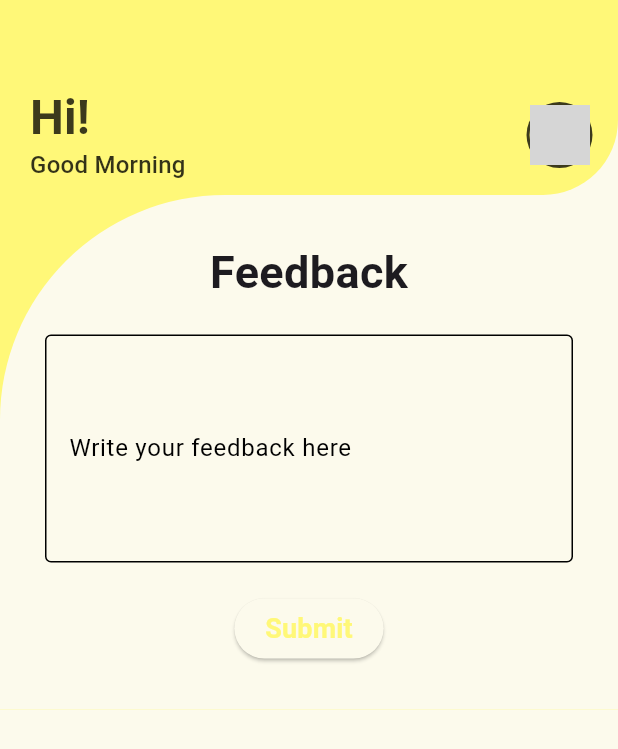
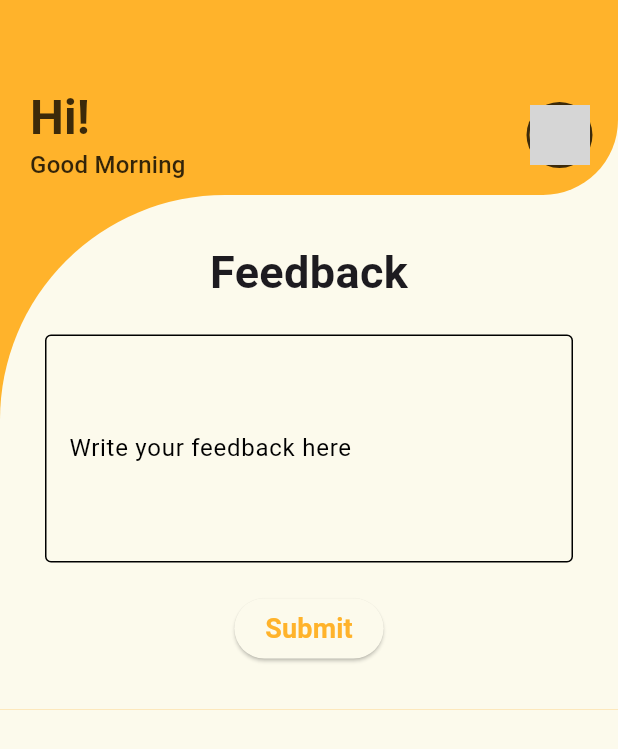
Before and after one commit to G-Paul/mothers_tiffin, a Flutter app: the HomeScreen screen opened by its route, after a tap on the "feedback" icon, on a phone screen of 412 x 824 dp. Shown: the top 749 px of the screen. Run offline on Flutter 3.47's test engine with Material 3 defaults, Android fonts, the phone set to English and light mode, and no system bars; our stand-ins replace cached_network_image, cloud_firestore, firebase_auth, firebase_core, firebase_storage, font_awesome_flutter and 3 more; missing offline and left inert: upi_india; accounts and stored records are empty; network calls fail; grey boxes are pictures that could not be loaded.

Commit message:
State Fix commit

```diff
--- a/lib/app_themes.dart
+++ b/lib/app_themes.dart
@@ -5,18 +5,17 @@ class LightThemes {
   static final theme1 = ThemeData(
     colorScheme: const ColorScheme(
       brightness: Brightness.light,
-      primary: Color.fromARGB(255, 255, 248, 120),
-      secondary: Color.fromARGB(255, 255, 157, 0),
-      background: Color(0xFFf7f7f7),
+      primary: Color.fromRGBO(255, 179, 43, 1),
+      secondary: Color.fromARGB(255, 245, 198, 60),
+      background: Color.fromARGB(255, 233, 238, 224),
       onPrimary: Color.fromARGB(195, 0, 0, 0),
-      onSecondary: Color.fromARGB(165, 0, 0, 0),
-      onBackground: Colors.black,
-      onError: Colors.black,
-      error: Colors.red,
-      // primaryVariant: Color(0xFFffea00),
+      onSecondary: Color.fromARGB(65, 0, 0, 0),
+      onBackground: Color.fromARGB(255, 0, 0, 0),
+      onError: Color.fromARGB(255, 255, 255, 255),
+      error: Color.fromARGB(255, 255, 0, 0),
+      // primaryVariant: Color.fromARGB(255, 255, 159, 28),
       surface: Color.fromARGB(255, 252, 250, 236),
-      // surface: Colors.white,
-      onSurface: Colors.black,
+      onSurface: Color.fromARGB(255, 0, 0, 0),
     ),
     fontFamily: GoogleFonts.josefinSlab().fontFamily,
     fontFamilyFallback: const ["Montserrat"],
@@ -34,10 +33,10 @@ class LightThemes {
 class DarkThemes {
   static final theme1 = ThemeData(
     colorScheme: const ColorScheme.dark(
-      primary: Color(0xFF1b4332),
-      secondary: Color(0x00ff9f1c),
-      background: Color(0x00081c15),
-      onPrimary: Colors.white,
+      primary: Color.fromARGB(255, 27, 67, 50),
+      secondary: Color.fromARGB(255, 255, 159, 28),
+      background: Color.fromARGB(255, 8, 28, 21),
+      onPrimary: Color.fromARGB(255, 255, 255, 255),
     ),
     useMaterial3: true,
   );
--- a/lib/screens/feedback.dart
+++ b/lib/screens/feedback.dart
@@ -70,7 +70,7 @@ class _FeedBackScreenState extends State<FeedBackScreen> {
         children: [
           TopBar(userData: userData),
           Container(
-            color: Theme.of(context).primaryColor,
+            color: Theme.of(context).colorScheme.primary,
             child: Container(
               padding: const EdgeInsets.symmetric(horizontal: 30, vertical: 30),
               decoration: BoxDecoration(
--- a/lib/screens/home.dart
+++ b/lib/screens/home.dart
@@ -16,6 +16,7 @@ class HomeScreen extends StatefulWidget {
 
 class _HomeScreenState extends State<HomeScreen> {
   Map<String, dynamic> userData = {};
+  final CartProvider cartProvider = CartProvider();
   final String defaultImg =
       "https://firebasestorage.googleapis.com/v0/b/kitchen-mamas.appspot.com/o/startup_logo.png?alt=media&token=69197ee9-0dfd-4ee6-8326-ded0fc368ce4";
 
@@ -34,9 +35,13 @@ class _HomeScreenState extends State<HomeScreen> {
 
   @override
   Widget build(BuildContext context) {
-    CartProvider cartProvider = Provider.of<CartProvider>(context);
-
-    return Scaffold(
+    return MultiProvider(
+      providers: [
+        ChangeNotifierProvider<CartProvider>(
+          create: (context) => cartProvider,
+        ),
+      ],
+      child: Scaffold(
         backgroundColor: Theme.of(context).colorScheme.surface,
         body: ListView(
           padding: EdgeInsets.zero,
@@ -53,11 +58,11 @@ class _HomeScreenState extends State<HomeScreen> {
                 ),
                 decoration: BoxDecoration(
                   color: Theme.of(context).colorScheme.surface,
-                  borderRadius:
-                      const BorderRadius.only(topLeft: Radius.circular(150))),
+                  borderRadius: const BorderRadius.only(
+                      topLeft: Radius.circular(150)),
+                ),
                 child: StreamBuilder(
-                stream:
-                    FirebaseFirestore.instance.collection('Menu').snapshots(),
+                  stream: FirebaseFirestore.instance.collection('Menu').snapshots(),
                   builder: (context, AsyncSnapshot<QuerySnapshot> snapshot) {
                     if (snapshot.hasError) {
                       return const Text('Something went wrong');
@@ -152,12 +157,16 @@ class _HomeScreenState extends State<HomeScreen> {
           ],
         ),
         floatingActionButtonLocation: FloatingActionButtonLocation.endFloat,
-      bottomSheet: (cartProvider.selectedItems.isEmpty)
-          ? const SizedBox(
+        bottomSheet: Consumer<CartProvider>(
+          builder: (context, cartProvider, child) {
+            if (cartProvider.selectedItems.isEmpty) {
+              return const SizedBox(
                 height: 0,
                 width: 0,
-            )
-          : Container(
+              );
+            }
+
+            return Container(
               height: 70,
               width: MediaQuery.of(context).size.width,
               decoration: BoxDecoration(
@@ -165,7 +174,8 @@ class _HomeScreenState extends State<HomeScreen> {
                 borderRadius: const BorderRadius.only(
                   topLeft: Radius.circular(20),
                   topRight: Radius.circular(20),
-                  )),
+                ),
+              ),
               child: Row(
                 mainAxisAlignment: MainAxisAlignment.spaceBetween,
                 children: [
@@ -185,20 +195,26 @@ class _HomeScreenState extends State<HomeScreen> {
                     child: ElevatedButton(
                       style: ButtonStyle(
                         foregroundColor: MaterialStateProperty.all<Color>(
-                            Theme.of(context).colorScheme.secondary),
+                          Theme.of(context).colorScheme.secondary,
+                        ),
                       ),
                       onPressed: () {
                         Navigator.pushNamed(context, '/checkout',
                             arguments: cartProvider.selectedItems);
                       },
-                      child: const Text("Checkout",
+                      child: const Text(
+                        "Checkout",
                         style: TextStyle(
                           fontSize: 20,
                           fontWeight: FontWeight.w600,
-                          )),
+                        ),
+                      ),
                     ),
                   ),
                 ],
+              ),
+            );
+          },
         ),
       ),
     );
```
Also changed, not shown: pubspec.lock, 1 other file. Lines whose indentation alone changed are shown as unchanged.
